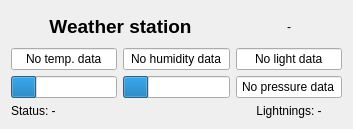
Before: the Qt Designer form QMeteo/qweatherdata.ui in grisu48/meteo, drawn with Qt 5.
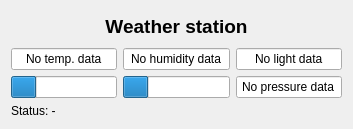
After: the same form once the commit is applied.

Commit message: Windows display fix

```diff
--- a/QMeteo/qweatherdata.ui
+++ b/QMeteo/qweatherdata.ui
@@ -86,7 +86,20 @@
      </property>
     </widget>
    </item>
-   <item row="0" column="0" colspan="2">
+   <item row="3" column="0" colspan="3">
+    <widget class="QLabel" name="lblStatus">
+     <property name="sizePolicy">
+      <sizepolicy hsizetype="Preferred" vsizetype="Fixed">
+       <horstretch>0</horstretch>
+       <verstretch>0</verstretch>
+      </sizepolicy>
+     </property>
+     <property name="text">
+      <string>Status: -</string>
+     </property>
+    </widget>
+   </item>
+   <item row="0" column="0" colspan="3">
     <widget class="QLabel" name="lblTitle">
      <property name="font">
       <font>
@@ -103,39 +116,6 @@
      </property>
     </widget>
    </item>
-   <item row="0" column="2">
-    <widget class="QLabel" name="lblTimestamp">
-     <property name="text">
-      <string>-</string>
-     </property>
-     <property name="alignment">
-      <set>Qt::AlignCenter</set>
-     </property>
-    </widget>
-   </item>
-   <item row="3" column="0" colspan="2">
-    <widget class="QLabel" name="lblStatus">
-     <property name="sizePolicy">
-      <sizepolicy hsizetype="Preferred" vsizetype="Fixed">
-       <horstretch>0</horstretch>
-       <verstretch>0</verstretch>
-      </sizepolicy>
-     </property>
-     <property name="text">
-      <string>Status: -</string>
-     </property>
-    </widget>
-   </item>
-   <item row="3" column="2">
-    <widget class="QLabel" name="lblLightnings">
-     <property name="text">
-      <string>Lightnings: -</string>
-     </property>
-     <property name="alignment">
-      <set>Qt::AlignCenter</set>
-     </property>
-    </widget>
-   </item>
   </layout>
   <action name="actionShowCurrent">
    <property name="checkable">
```
The commit also changes 2 other files.
